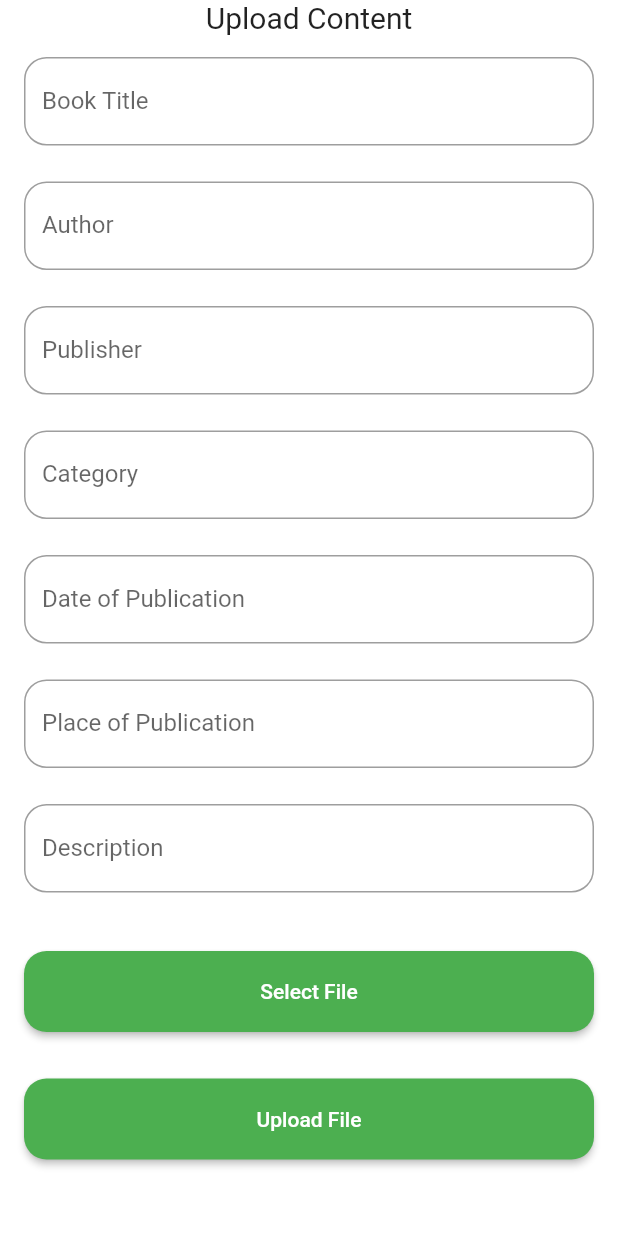
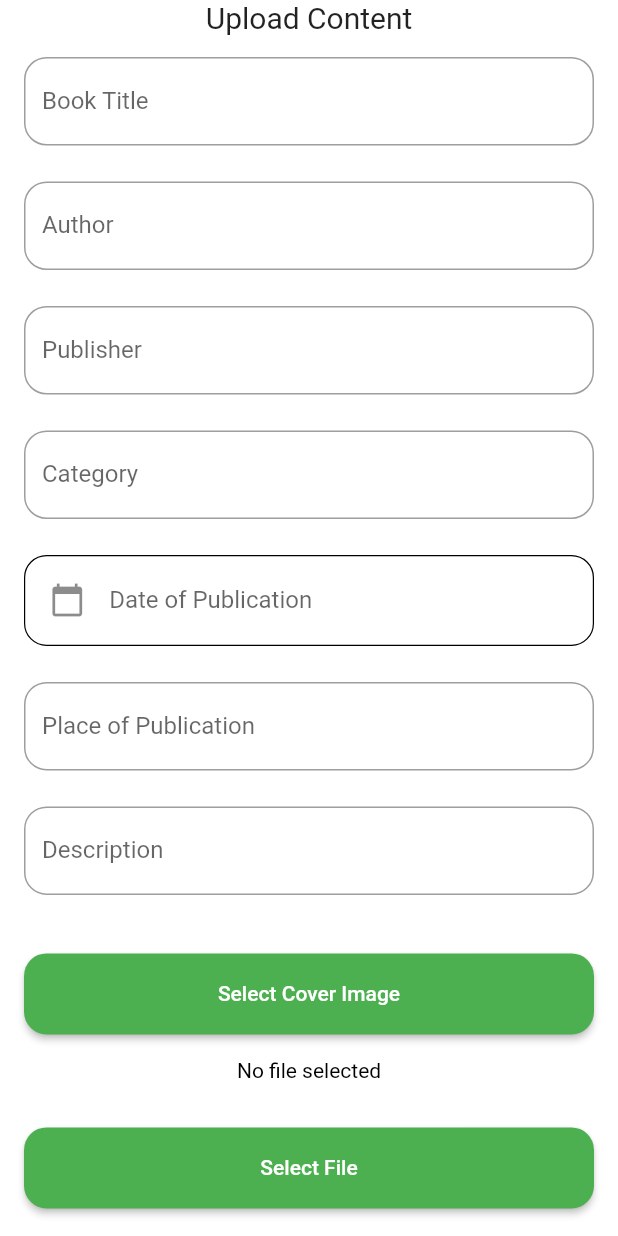
Before and after one commit to thoriqulhaq/elibrary-app, a Flutter app: the uploadScreen screen opened directly, on a phone screen of 412 x 824 dp. Run offline on Flutter 3.47's test engine with Material 2 defaults, Android fonts, the phone set to English and light mode, and no system bars; our stand-ins replace cloud_firestore, file_picker, firebase_auth, firebase_core, firebase_database, firebase_storage and 2 more; accounts and stored records are empty.

Commit message:
Fix UI, added File Picker for Cover

```diff
--- a/lib/main.dart
+++ b/lib/main.dart
@@ -63,7 +63,7 @@ class _MyAppState extends State<MyApp> {
     if (isAuth) {
       view = editProfile();
     } else {
-      view = loginScreen();
+      view = uploadScreen();
     }
 
     return MaterialApp(
--- a/lib/screens/universalViews/uploadScreen.dart
+++ b/lib/screens/universalViews/uploadScreen.dart
@@ -1,7 +1,7 @@
 import 'dart:io';
 import 'dart:math';
 import 'dart:typed_data';
-
+import 'package:intl/intl.dart';
 import 'package:flutter/material.dart';
 import 'package:elibrary_app/screens/components/textInput.dart';
 import 'package:elibrary_app/screens/components/submitButton.dart';
@@ -26,7 +26,9 @@ class _uploadScreenState extends State<uploadScreen> {
 
   final _formKey = GlobalKey<FormState>();
   UploadTask? task;
+  UploadTask? task2;
   File? file;
+  File? coverFile;
   // Input Controller
   final _titleController = TextEditingController();
   final _authorController = TextEditingController();
@@ -38,6 +40,9 @@ class _uploadScreenState extends State<uploadScreen> {
   var isLoading = false;
   @override
   Widget build(BuildContext context) {
+    final fileName = file != null ? basename(file!.path) : 'No file selected';
+    final coverFileName = coverFile != null ? basename(coverFile!.path) : 'No file selected';
+
      return Scaffold(
       backgroundColor: Colors.white,
       body: Form(
@@ -99,17 +104,41 @@ class _uploadScreenState extends State<uploadScreen> {
                 return null;
               },
             ),
-           TextInput(
-              label: 'Date of Publication',
-              controller: _dopController,
-              keyboardType: TextInputType.text,
-              validator: (String? value) {
-                if (value == null || value.trim().isEmpty) {
-                  return 'This field is required';
-                }
-                return null;
-              },
-            ),
+            Container(   margin: const EdgeInsets.only(left: 16.0, right: 16.0, bottom: 24.0),
+                    decoration: BoxDecoration(
+                      border: Border.all(width: 0.8),borderRadius: BorderRadius.circular(15.0),
+                    ),
+
+              child: Padding(padding: const EdgeInsets.only(left: 16.0, right: 16.0, bottom: 0.0),
+             child: Center(child: TextField(
+              controller: _dopController, //editing controller of this TextField
+                decoration: InputDecoration(
+                  border: InputBorder.none,
+                   icon: Icon(Icons.calendar_today), //icon of text field
+                   labelText: "Date of Publication" //label text of field
+                ),
+                readOnly: true,  //set it true, so that user will not able to edit text
+                onTap: () async {
+                  DateTime? pickedDate = await showDatePicker(
+                      context: context, initialDate: DateTime.now(),
+                      firstDate: DateTime(2000), //DateTime.now() - not to allow to choose before today.
+                      lastDate: DateTime(2101)
+                  );
+
+                  if(pickedDate != null ){
+                      print(pickedDate);  //pickedDate output format => 2021-03-10 00:00:00.000
+                      String formattedDate = DateFormat('yyyy-MM-dd').format(pickedDate);
+                      print(formattedDate); //formatted date output using intl package =>  2021-03-16
+                        //you can implement different kind of Date Format here according to your requirement
+
+                      setState(() {
+                         _dopController.text = formattedDate; //set output date to TextField value.
+                      });
+                  }else{
+                      print("Date is not selected");
+                  }
+                },
+            ),),),),
             TextInput(
               label: 'Place of Publication',
               controller: _popController,
@@ -150,6 +179,34 @@ class _uploadScreenState extends State<uploadScreen> {
         onPressed: () {
           if (_formKey.currentState != null &&
               _formKey.currentState!.validate()) {
+            _selectCover();
+          }
+        },
+        style: ElevatedButton.styleFrom(
+          shape: RoundedRectangleBorder(
+            borderRadius: BorderRadius.circular(15.0),
+          ),
+          padding: const EdgeInsets.all(19),
+          primary: Colors.green,
+        ),
+
+        child: Text(
+          'Select Cover Image',
+          style: TextStyle(color: Colors.white),
+        ),
+      ),
+
+    ),
+    Center(child: Padding(
+      padding: const EdgeInsets.only(left: 16.0, right: 16.0, bottom: 30.0),
+      child: Text(coverFileName, style: TextStyle(color: Color.fromARGB(255, 0, 0, 0))),),),
+
+              Padding(
+      padding: const EdgeInsets.only(left: 16.0, right: 16.0, bottom: 16.0),
+      child: ElevatedButton(
+        onPressed: () {
+          if (_formKey.currentState != null &&
+              _formKey.currentState!.validate()) {
             _selectContent();
           }
         },
@@ -165,7 +222,11 @@ class _uploadScreenState extends State<uploadScreen> {
           style: TextStyle(color: Colors.white),
         ),
       ),
+
     ),
+    Center(child: Padding(
+      padding: const EdgeInsets.only(left: 16.0, right: 16.0, bottom: 24.0),
+      child: Text(fileName, style: TextStyle(color: Color.fromARGB(255, 0, 0, 0))),),),
 
     const SizedBox(
               height: 15,
@@ -179,7 +240,7 @@ class _uploadScreenState extends State<uploadScreen> {
               ),
             ] else ...[
               Padding(
-      padding: const EdgeInsets.only(left: 16.0, right: 16.0, bottom: 16.0),
+      padding: const EdgeInsets.only(left: 16.0, right: 16.0, bottom: 24.0),
       child: ElevatedButton(
         onPressed: () {
           if (_formKey.currentState != null &&
@@ -212,7 +273,7 @@ class _uploadScreenState extends State<uploadScreen> {
 
   Future _selectContent() async{
 
-    final result = await FilePicker.platform.pickFiles(type: FileType.custom, allowedExtensions: ['pdf']);
+    final result = await FilePicker.platform.pickFiles(type: FileType.custom, allowedExtensions: ['pdf'], allowMultiple: false);
 
     if (result == null) return;
 
@@ -222,20 +283,41 @@ class _uploadScreenState extends State<uploadScreen> {
 
   }
 
+  Future _selectCover() async{
+
+    final result = await FilePicker.platform.pickFiles(type: FileType.custom, allowedExtensions: ['jpeg', 'jpg', 'png', 'gif'], allowMultiple: false);
+
+    if (result == null) return;
+
+    final path = result.files.first.path!;
+
+    setState(() => coverFile = File(path));
+
+  }
+
    Future _uploadContent() async {
     if (file == null) return;
+    if (coverFile == null) return;
 
     final fileName = basename(file!.path);
     final destination = 'contents/$fileName';
 
+     final coverFileName = basename(coverFile!.path);
+    final coverDestination = 'contents/$coverFileName';
+
     task = FirebaseApi.uploadContent(destination, file!);
+    task2 = FirebaseApi.uploadContent(coverDestination, coverFile!);
     setState(() {
 
     });
     if (task == null) return;
+    if (task2 == null) return;
 
     final snapshot = await task!.whenComplete(() {});
     final urlDownload = await snapshot.ref.getDownloadURL();
+
+    final snapshot2 = await task2!.whenComplete(() {});
+    final urlDownload2 = await snapshot2.ref.getDownloadURL();
     try {
 
       await FirebaseFirestore.instance
@@ -249,6 +331,8 @@ class _uploadScreenState extends State<uploadScreen> {
         'pop': _popController.text,
         'desc': _descController.text,
         'url': urlDownload,
+        'cover': urlDownload2,
+        'downloadNum': 0,
         'createdAt': DateTime.now(),
       });
 
--- a/pubspec.yaml
+++ b/pubspec.yaml
@@ -42,6 +42,7 @@ dependencies:
   file_picker: ^4.5.1
   firebase_database: ^9.0.14
   firebase_storage: ^10.2.16
+  firestore_search: ^0.1.9
 
 dev_dependencies:
   flutter_test:
```
Also changed, not shown: pubspec.lock.
